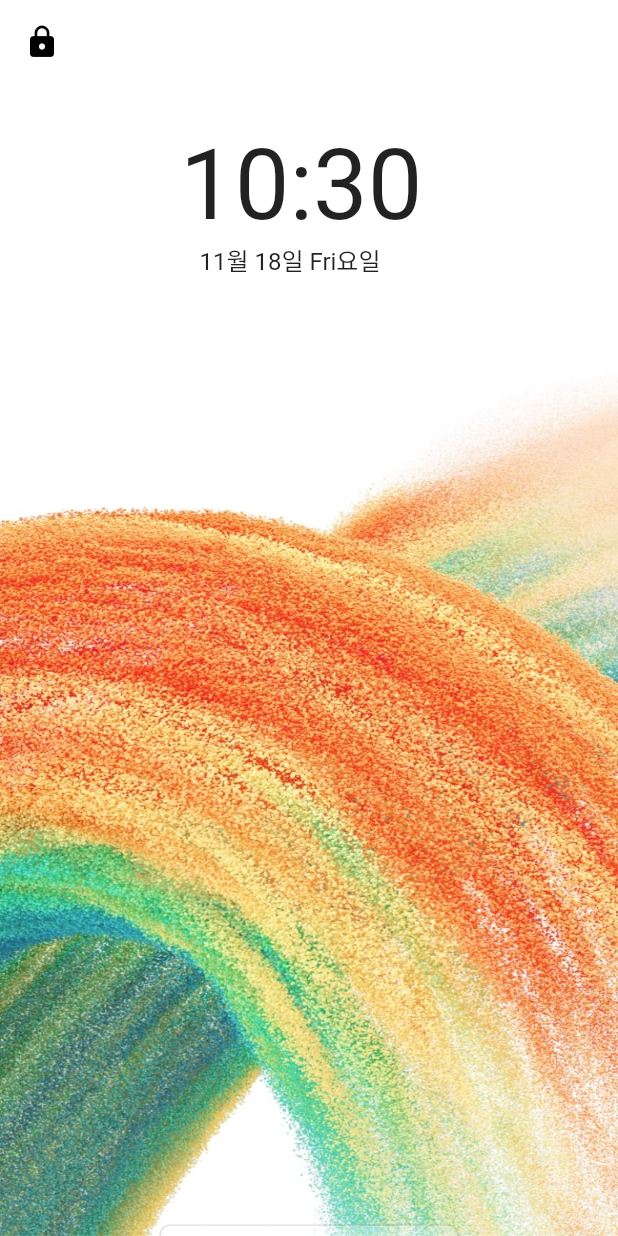
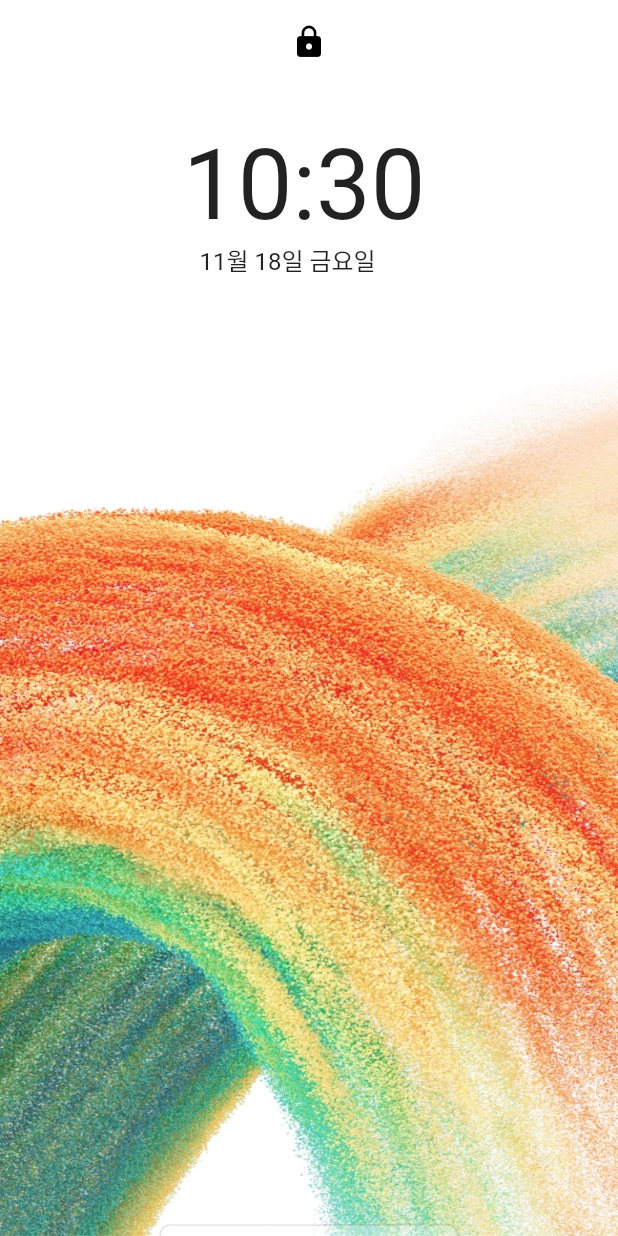
Before and after one commit to Yoochanhong/emptyPhoneProject, a Flutter app: the screen it shows after launch, on a phone screen of 412 x 824 dp. Run offline on Flutter 3.47's test engine with Material 2 defaults, Android fonts, the phone set to English and light mode, and no system bars; our stand-ins replace timer_builder.

Commit message:
아이콘 가운데정렬

```diff
--- a/lib/screen/main_screen.dart
+++ b/lib/screen/main_screen.dart
@@ -3,7 +3,7 @@ import 'package:intl/intl.dart';
 import 'package:timer_builder/timer_builder.dart';
 
 class MainScreen extends StatelessWidget {
-  const MainScreen({Key? key}) : super(key: key);
+  MainScreen({Key? key}) : super(key: key);
 
   String getSystemTime() {
     DateFormat dateFormat = DateFormat("h:mm");
@@ -12,10 +12,27 @@ class MainScreen extends StatelessWidget {
   }
 
   String getSystemDate() {
-    DateFormat dateFormat = DateFormat("MM월 dd일 E요일");
+    DateFormat dateFormat = DateFormat("MM월 dd일");
     String _dateTime = dateFormat.format(DateTime.now());
     return _dateTime;
   }
+
+  String getWeek(){
+    DateTime now = DateTime.now();
+    String? getDay = Week[DateFormat('E').format(now)];
+    String dateStr = DateFormat(getDay!+ '요일').format(now);
+    return dateStr;
+  }
+
+  var Week = {
+    'Sun' : '일',
+    'Mon' : '월',
+    'Tue' : '화',
+    'Wed' : '수',
+    'Thu' : '목',
+    'Fri' : '금',
+    'Sat' : '토',
+  };
 
   @override
   Widget build(BuildContext context) {
@@ -27,6 +44,7 @@ class MainScreen extends StatelessWidget {
           Icons.lock,
           color: Colors.black,
         ),
+        centerTitle: true,
       ),
       body: Container(
         color: Colors.white,
@@ -44,7 +62,7 @@ class MainScreen extends StatelessWidget {
             ),
             Positioned(
               top: 30,
-              left: 120,
+              left: 122,
               child: Container(
                 color: Colors.transparent,
                 child: TimerBuilder.periodic(
@@ -69,7 +87,7 @@ class MainScreen extends StatelessWidget {
                   Duration(seconds: 1),
                   builder: (context) {
                     return Text(
-                      getSystemDate(),
+                      getSystemDate() + ' ' +  getWeek(),
                       style: TextStyle(
                         fontSize: 16,
                       ),
```
